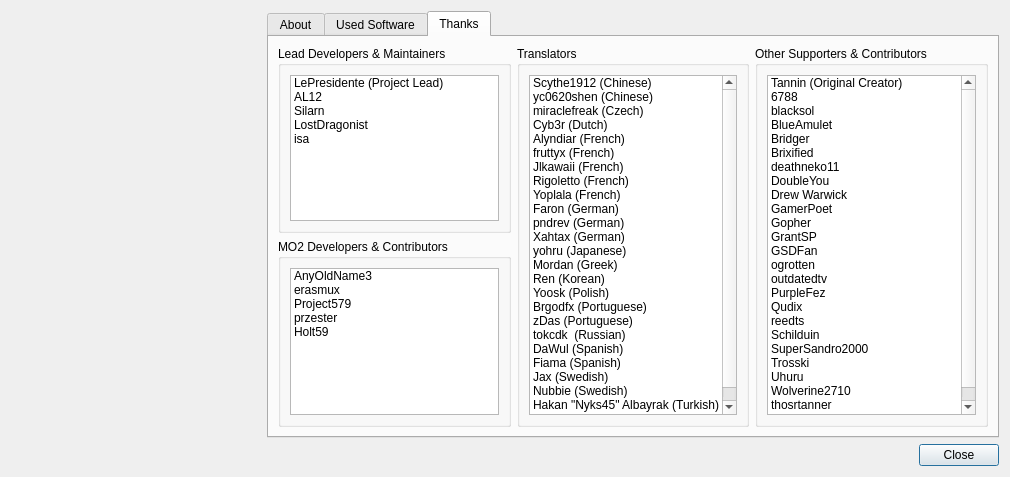
The window that modorganizer/src/aboutdialog.ui (Holt59/mo2-merge) describes before a commit, drawn with Qt 5.
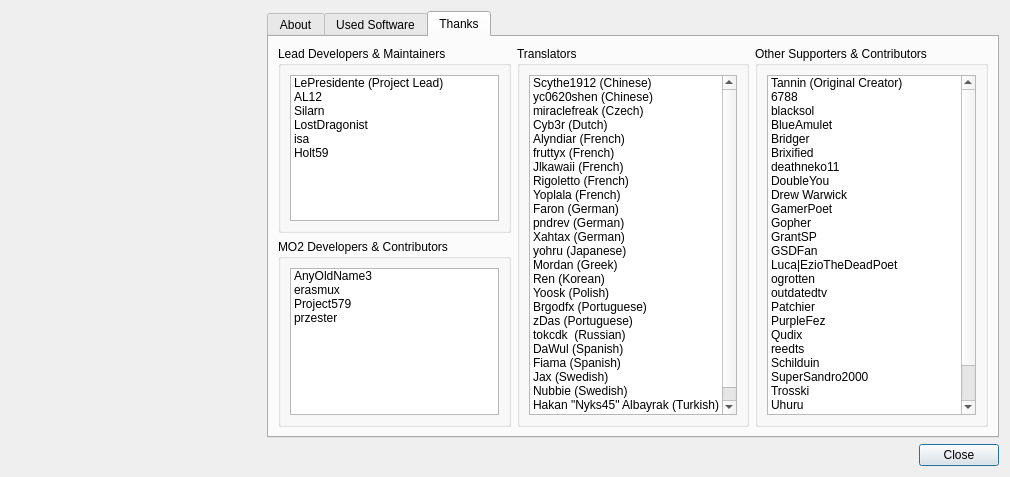
The same window after the commit. The open tabs and pages were chosen to show the change. Icons and pictures are not drawn. Custom widgets are drawn as their Qt base class.

Commit message: [modorganizer] Move Holt59 to lead developers. Add Luca|EzioTheDeadPoet and Patchier to contributors.

```diff
--- a/modorganizer/src/aboutdialog.ui
+++ b/modorganizer/src/aboutdialog.ui
@@ -220,6 +220,11 @@
                 <string notr="true">isa</string>
                </property>
               </item>
+              <item>
+               <property name="text">
+                <string>Holt59</string>
+               </property>
+              </item>
              </widget>
             </item>
            </layout>
@@ -256,11 +261,6 @@
                 <string notr="true">przester</string>
                </property>
               </item>
-              <item>
-               <property name="text">
-                <string notr="true">Holt59</string>
-               </property>
-              </item>
              </widget>
             </item>
            </layout>
@@ -489,6 +489,11 @@
                 <string notr="true">GSDFan</string>
                </property>
               </item>
+              <item>
+               <property name="text">
+                <string>Luca|EzioTheDeadPoet</string>
+               </property>
+              </item>
               <item>
                <property name="text">
                 <string notr="true">ogrotten</string>
@@ -499,6 +504,11 @@
                 <string notr="true">outdatedtv</string>
                </property>
               </item>
+              <item>
+               <property name="text">
+                <string>Patchier</string>
+               </property>
+              </item>
               <item>
                <property name="text">
                 <string notr="true">PurpleFez</string>
```
